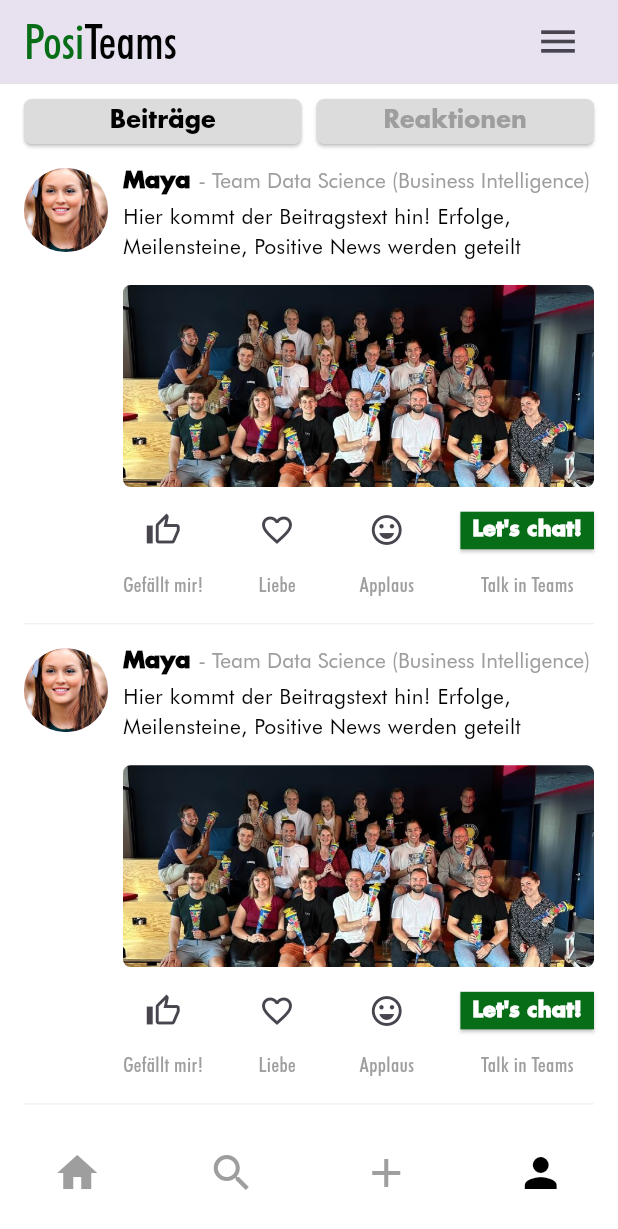
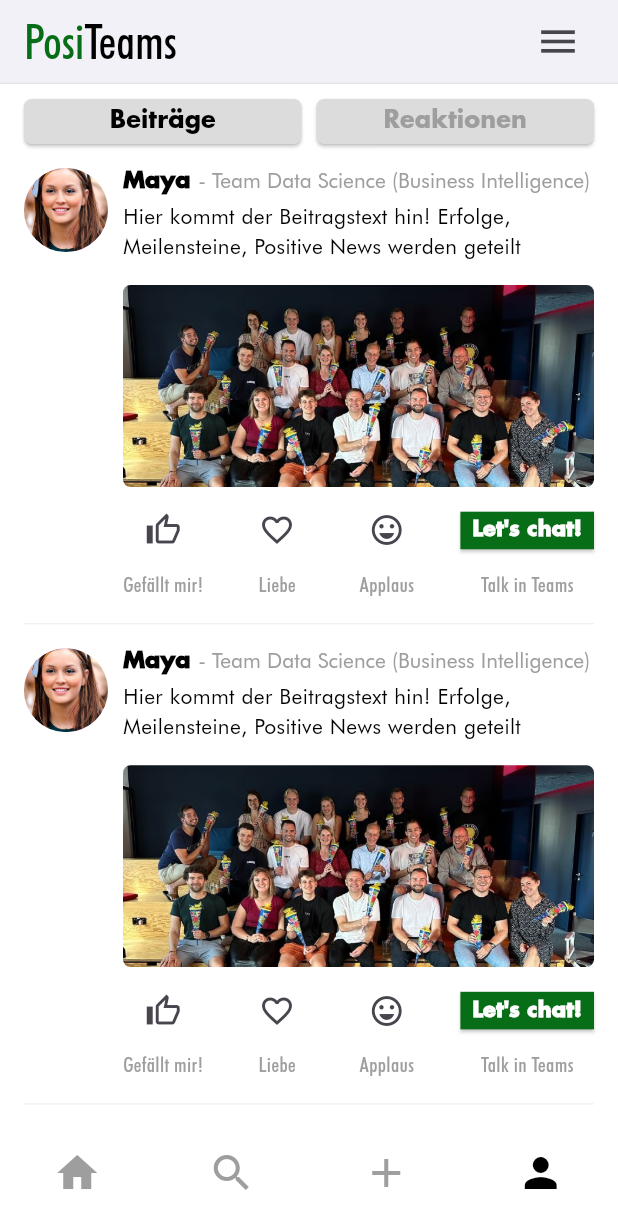
Before and after one commit to kvdthuesen/positeams_programmierung2, a Flutter app: the MyProfile screen opened directly, scrolled down 525 dp, on a phone screen of 412 x 824 dp. Shown: the top 1229 px of the screen. Run offline on Flutter 3.47's test engine with Material 3 defaults, Android fonts, the light colour scheme and no system bars; Roboto replaces fonts that are missing (Futura, Futura Condensed).

Commit message:
added backgroundcolor

```diff
--- a/lib/components/appbar.dart
+++ b/lib/components/appbar.dart
@@ -24,6 +24,7 @@ class MyAppBar extends StatelessWidget implements PreferredSizeWidget {
     return AppBar(
       automaticallyImplyLeading: automaticallyImplyLeading,
       leading: leading, // using the leading parameter
+      backgroundColor: Colors.white,
       title: Row(
         mainAxisAlignment: titleAlign == TextAlign.center ? MainAxisAlignment.center : MainAxisAlignment.start,
         children: [
--- a/lib/components/post.dart
+++ b/lib/components/post.dart
@@ -6,10 +6,12 @@ class Post extends StatelessWidget {
 
   @override
   Widget build(BuildContext context) {
-    return Padding(
+    return Container(
+      color: Colors.white, // Set the background color to white
+      child: Padding(
         padding: const EdgeInsets.symmetric(vertical: 8.0, horizontal: 16.0),
         child: Column(
-        crossAxisAlignment: CrossAxisAlignment.start,  // alignment of context - left
+          crossAxisAlignment: CrossAxisAlignment.start,  // alignment of content - left
           children: [
             // row with avatar and text
             Row(
@@ -74,14 +76,14 @@ class Post extends StatelessWidget {
                                 insetPadding: EdgeInsets.all(10),
                                 child: GestureDetector(
                                   onTap: () {
-                                  Navigator.of(context).pop();  // closing diaglog with second click
+                                    Navigator.of(context).pop();  // closing dialog with second click
                                   },
                                   child: Center(
                                     child: Container(
                                       width: MediaQuery.of(context).size.width,
                                       height: MediaQuery.of(context).size.height,
                                       child: Image.asset(
-                                      'lib/images/test.jpg',  // image of assets -> soon function für datenbank
+                                        'lib/images/test.jpg',  // image of assets -> soon function for database
                                         fit: BoxFit.contain,  // scales image
                                       ),
                                     ),
@@ -92,7 +94,7 @@ class Post extends StatelessWidget {
                           );
                         },
                         child: AspectRatio(
-                        aspectRatio: 21 / 9,  // Aspect ratio of image preview - !!! eventuell noch anpassen
+                          aspectRatio: 21 / 9,  // Aspect ratio of image preview
                           child: ClipRRect(
                             borderRadius: BorderRadius.circular(5.0),
                             child: Image.asset(
@@ -106,12 +108,12 @@ class Post extends StatelessWidget {
 
                       // row with interaction buttons (Gefällt mir, Liebe, Applaus, Chat)
                       Row(
-                      mainAxisAlignment: MainAxisAlignment.spaceBetween,  // Verteilung der Buttons
+                        mainAxisAlignment: MainAxisAlignment.spaceBetween,  // Distribution of buttons
                         children: [
                           InteractionButton(icon: Icons.thumb_up_alt_outlined, label: 'Gefällt mir!'),
                           InteractionButton(icon: Icons.favorite_border, label: 'Liebe'),
                           InteractionButton(icon: Icons.emoji_emotions_outlined, label: 'Applaus'),
-                        ChatButton(),  // special button fpr chat Button - eventuell API zu Teams
+                          ChatButton(),  // special button for chat - possible API for Teams
                         ],
                       ),
                     ],
@@ -134,11 +136,12 @@ class Post extends StatelessWidget {
             ),
           ],
         ),
+      ),
     );
   }
 }
 
-// defintion of interaction button (z.B. "Gefällt mir", "Liebe", "Applaus")
+// definition of interaction button (e.g. "Gefällt mir", "Liebe", "Applaus")
 class InteractionButton extends StatelessWidget {
   final IconData icon;
   final String label;
@@ -151,7 +154,7 @@ class InteractionButton extends StatelessWidget {
       children: [
         IconButton(
           icon: Icon(icon),  // icon of button
-          onPressed: () {},  // FUNKTIONALITÄT FOLGT!
+          onPressed: () {},  // FUNCTIONALITY COMING SOON!
         ),
         SizedBox(height: 2),  // distance below button
         Text(
@@ -174,13 +177,13 @@ class ChatButton extends StatelessWidget {
     return Column(
       children: [
         ElevatedButton(
-          onPressed: () {},  // FUNKTIONALITÄT FOLGT
-          style: ElevatedButton.styleFrom( //styling of ChatButton
+          onPressed: () {},  // FUNCTIONALITY COMING SOON
+          style: ElevatedButton.styleFrom( // styling of ChatButton
             backgroundColor: Color.fromARGB(255, 7, 110, 23),
             shape: RoundedRectangleBorder(
               borderRadius: BorderRadius.zero,
             ),
-            padding: EdgeInsets.symmetric(vertical: 2.0, horizontal: 8.0),  // Button-distance innen
+            padding: EdgeInsets.symmetric(vertical: 2.0, horizontal: 8.0),  // Button-distance inside
             minimumSize: Size(80, 25),
           ),
           child: const Text( // text of button and styling
@@ -195,7 +198,7 @@ class ChatButton extends StatelessWidget {
         ),
         SizedBox(height: 2),  // distance below button
         Text(
-          'Talk in Teams',  // Text unter dem Button, Hinweis auf Teams-Chat --> FUNKTIONALITÄT FOLGt
+          'Talk in Teams',  // Text below the button, indicating Teams chat
           style: TextStyle(
             color: Colors.grey,
             fontFamily: 'Futura Condensed',
--- a/lib/pages/addPost_page.dart
+++ b/lib/pages/addPost_page.dart
@@ -82,6 +82,7 @@ class AddPost extends StatelessWidget {
                       ),
                       contentPadding: const EdgeInsets.symmetric(horizontal: 8, vertical: 2),
                     ),
+                    dropdownColor: Colors.white, // Set the background color of the dropdown to white
                     items: <String>['Mein PosiTeam', 'Meine PosiFirma', 'Ausgewählte PosiKollegen'].map((String value) {
                       return DropdownMenuItem<String>(
                         value: value,
```
Also changed, not shown: lib/main.dart (+7 -5 lines). Lines whose indentation alone changed are shown as unchanged.
